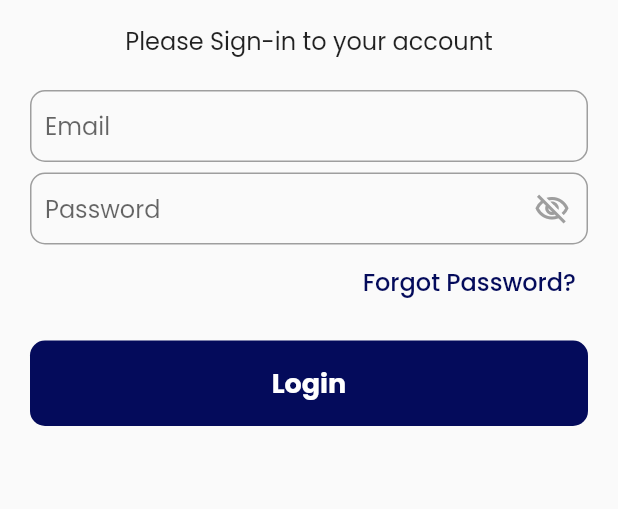
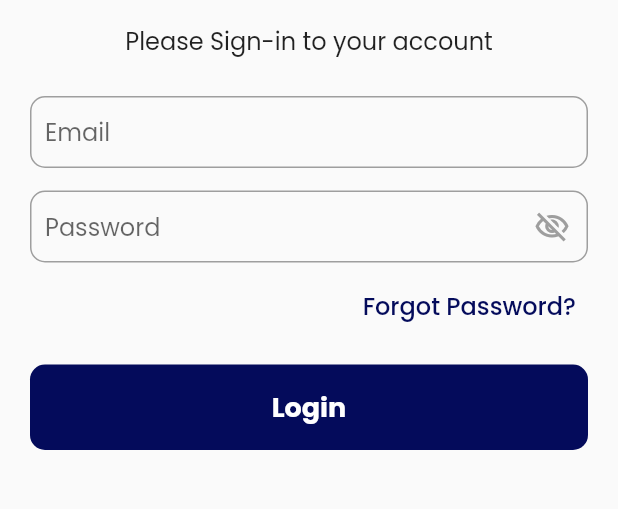
Before and after one commit to H-R-S/SOTL-APP, a Flutter app: the screen it shows after launch, on a phone screen of 412 x 824 dp, the part 300-809 px from its top. Run offline on Flutter 3.47's test engine with Material 2 defaults, Android fonts, the phone set to English and light mode, and no system bars; our stand-ins replace dropdown_search, fl_chart, flutter_svg, shared_preferences; project files that could hold a hidden picture were left out.

Commit message:
Widget UI Updated | MyTextField Widget

```diff
--- a/lib/view/widgets/text_field/my_text_field.dart
+++ b/lib/view/widgets/text_field/my_text_field.dart
@@ -40,7 +40,7 @@ class _MyTextFieldState extends State<MyTextField> {
   @override
   Widget build(BuildContext context) {
     return Padding(
-        padding: const EdgeInsets.symmetric(vertical: 1),
+        padding: const EdgeInsets.symmetric(vertical: 5),
         child: Column(children: [
           if (widget.header != null)
             Row(mainAxisAlignment: MainAxisAlignment.start, children: [
```
